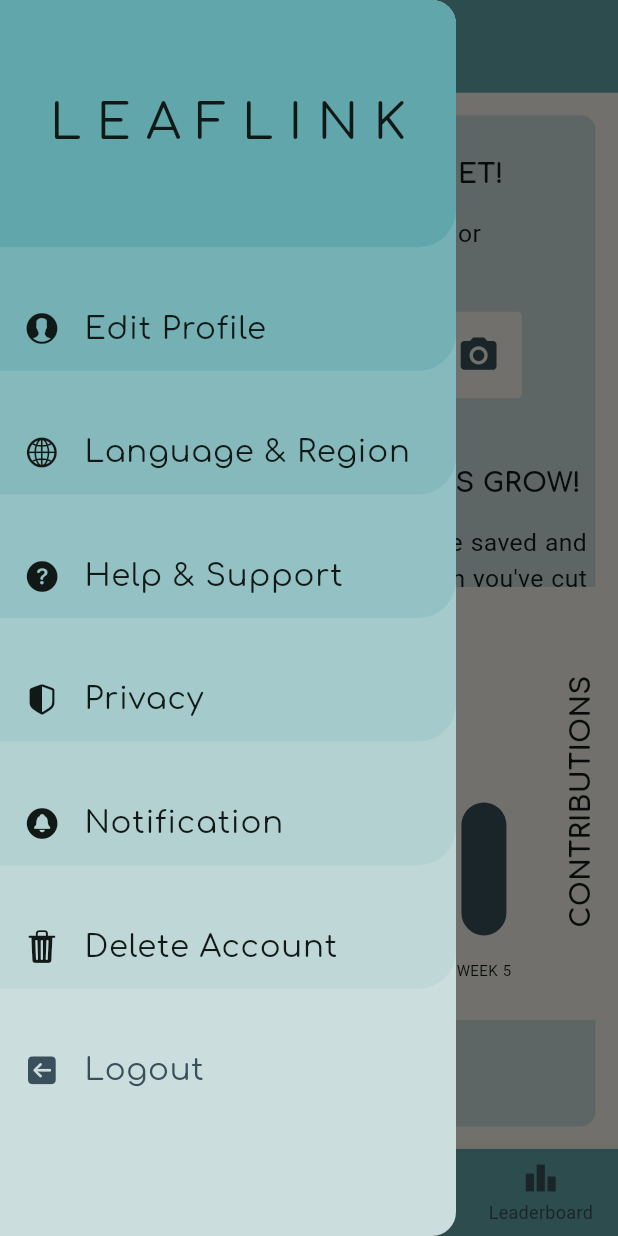
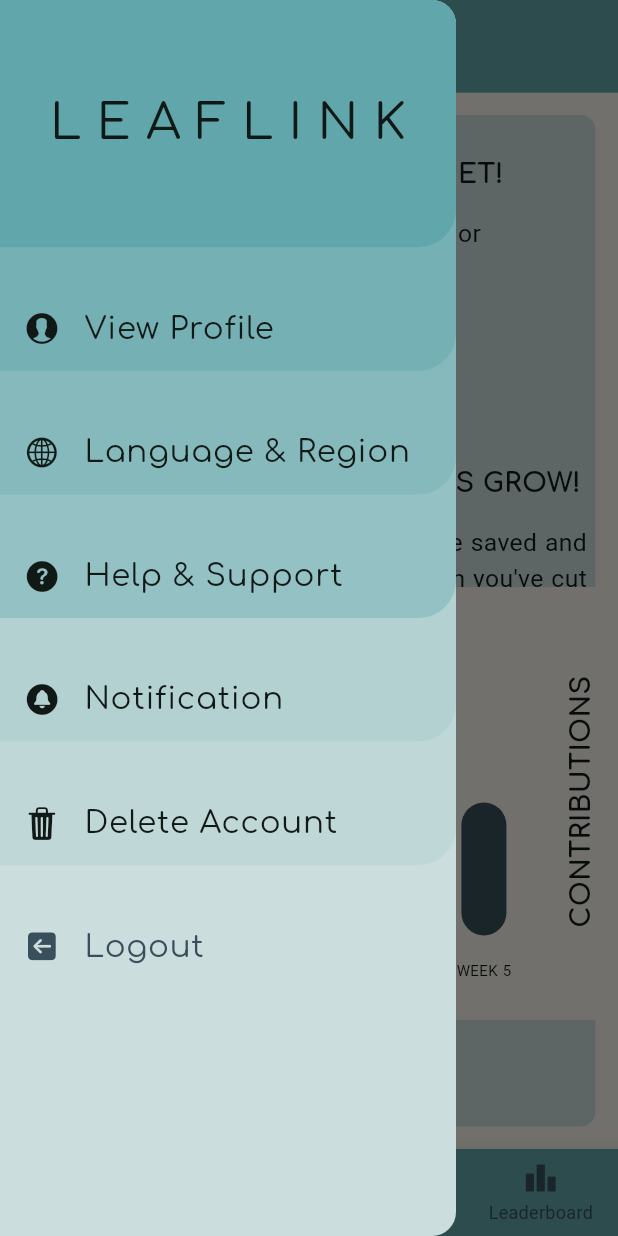
Before and after one commit to nitinjha607/leaflink-2.0, a Flutter app: the screen it shows once a user with an empty profile is signed in, with the side drawer open, on a phone screen of 412 x 824 dp. Run offline on Flutter 3.47's test engine with Material 3 defaults, Android fonts, the phone set to English and light mode, and no system bars; drawn by our look-alikes of fl_chart; our stand-ins replace cloud_firestore, firebase_auth, firebase_core, firebase_storage, google_fonts, google_sign_in and 3 more; missing offline and left inert: flutter_share; accounts and stored records are empty.

Commit message:
Update home_page.dart

```diff
--- a/leaflink/lib/pages/home_page.dart
+++ b/leaflink/lib/pages/home_page.dart
@@ -1,27 +1,55 @@
-// ignore_for_file: library_private_types_in_public_api, avoid_print, use_build_context_synchronously
+// ignore_for_file: library_private_types_in_public_api
 import 'package:firebase_auth/firebase_auth.dart';
+import 'package:firebase_storage/firebase_storage.dart' as firebase_storage;
+//import 'package:url_launcher/url_launcher.dart';
 import 'package:flutter/cupertino.dart';
 import 'package:flutter/material.dart';
 import 'package:google_fonts/google_fonts.dart';
+import 'package:webview_flutter/webview_flutter.dart';
+import 'package:image_picker/image_picker.dart';
 import 'package:leaflink/pages/connect_page.dart';
 import 'package:leaflink/pages/eventscalendar_page.dart';
 import 'package:leaflink/pages/leaderboard_page.dart';
 import 'package:leaflink/auth/login_or_register.dart';
 import 'package:leaflink/pages/settingpages/editprofile_page.dart';
 import 'package:leaflink/pages/settingpages/help_page.dart';
-import 'package:leaflink/pages/settingpages/privacy_page.dart';
 import 'package:leaflink/pages/settingpages/language_page.dart';
 import 'package:leaflink/pages/settingpages/notification_page.dart';
 import 'package:leaflink/pages/graphicaldata/chart_container.dart';
 import 'package:leaflink/pages/graphicaldata/bar_chart.dart';
+import 'dart:io';
+import 'package:flutter/services.dart';
+//import 'package:image_cropper/image_cropper.dart';
+
+//import 'package:http/http.dart' as http;
+//import 'dart:convert';
 
 class HomePage extends StatefulWidget {
   static const String routeName = 'home_page';
 
-  const HomePage({super.key});
+  const HomePage({Key? key}) : super(key: key);
 
   @override
   _HomePageState createState() => _HomePageState();
+}
+
+class WebViewPage extends StatelessWidget {
+  final String url;
+
+  const WebViewPage({Key? key, required this.url}) : super(key: key);
+
+  @override
+  Widget build(BuildContext context) {
+    return Scaffold(
+      appBar: AppBar(
+        title: Text('WebView'),
+      ),
+      body: WebView(
+        initialUrl: url,
+        javascriptMode: JavascriptMode.unrestricted,
+      ),
+    );
+  }
 }
 
 class _HomePageState extends State<HomePage> {
@@ -30,6 +58,11 @@ class _HomePageState extends State<HomePage> {
   final searchController = TextEditingController();
   DateTime now = DateTime.now();
   final int currentMonth = DateTime.now().month;
+  final ImagePicker _picker =
+      ImagePicker(); // Create an instance of ImagePicker
+  File? capturedImage; // Define File variable to store the captured image
+  List<XFile> images = [];
+  String imageProcessingResponseText = '';
 
   String monthName(int monthNumber) {
     switch (monthNumber) {
@@ -62,8 +95,85 @@ class _HomePageState extends State<HomePage> {
     }
   }
 
-//camerafunction
-  void camerafunction() {}
+//function for camera redirect
+  Future<void> captureImageAndRedirect() async {
+    final pickedFile = await _picker.pickImage(source: ImageSource.camera);
+
+    if (pickedFile != null) {
+      print('Image captured from camera: ${pickedFile.path}');
+
+      final String renamedPath = '${Directory.systemTemp.path}/temp.jpeg';
+      final File renamedImage = File(renamedPath);
+      await pickedFile.saveTo(renamedImage.path);
+
+      setState(() {
+        capturedImage = renamedImage;
+      });
+
+      if (capturedImage != null) {
+        final imageUrl = await uploadImageToFirebase(capturedImage!);
+
+        if (imageUrl.isNotEmpty) {
+          navigateToWebView('https://leaf-link-1e912.web.app/');
+        } else {
+          ScaffoldMessenger.of(context).showSnackBar(SnackBar(
+            content: Text('Failed to upload image to Firebase.'),
+          ));
+        }
+      } else {
+        print('Captured image is null.');
+      }
+    } else {
+      print('Image capture from camera canceled.');
+    }
+  }
+
+// Function to navigate to WebView page
+  Future<void> navigateToWebView(String url) async {
+    showDialog(
+      context: context,
+      builder: (BuildContext context) {
+        return Center(child: CircularProgressIndicator());
+      },
+    );
+
+    await Future.delayed(Duration(seconds: 2)); // Simulating loading time
+
+    await Navigator.push(
+      context,
+      MaterialPageRoute(builder: (context) => WebViewPage(url: url)),
+    );
+
+    // Dismiss loading screen
+    Navigator.pop(context);
+
+    // Show snackbar for login
+    ScaffoldMessenger.of(context).showSnackBar(SnackBar(
+      content: Text('If desired response not achieved, please login again.'),
+    ));
+  }
+
+// Function to upload the image to Firebase storage
+  Future<String> uploadImageToFirebase(File imageFile) async {
+    try {
+      final firebase_storage.Reference storageRef =
+          firebase_storage.FirebaseStorage.instance.ref().child("images");
+      // Generate a unique filename based on the current timestamp
+      final String fileName = "temp.jpg"; // Change the filename here
+      final firebase_storage.UploadTask uploadTask =
+          storageRef.child(fileName).putFile(imageFile);
+
+      final firebase_storage.TaskSnapshot taskSnapshot =
+          await uploadTask.whenComplete(() => null);
+      final String imageUrl = await taskSnapshot.ref.getDownloadURL();
+
+      return imageUrl;
+    } catch (e) {
+      print('Error uploading image to Firebase: $e');
+      return '';
+    }
+  }
+
   // Function to handle user logout
   Future<void> logoutUser(BuildContext context) async {
     try {
@@ -74,8 +184,7 @@ class _HomePageState extends State<HomePage> {
       Navigator.pushReplacement(
         context,
         MaterialPageRoute(
-          builder: (context) =>
-              const LogInOrRegister(), // Your login page widget
+          builder: (context) => LogInOrRegister(), // Your login page widget
         ),
       );
     } catch (e) {
@@ -94,20 +203,19 @@ class _HomePageState extends State<HomePage> {
         print('User account deleted successfully');
 
         ScaffoldMessenger.of(_scaffoldKey.currentContext!).showSnackBar(
-          const SnackBar(
+          SnackBar(
             content: Text('Your account has been deleted. Please logout.'),
           ),
         );
         Navigator.pushReplacement(
           context,
           MaterialPageRoute(
-            builder: (context) =>
-                const LogInOrRegister(), // Your login page widget
+            builder: (context) => LogInOrRegister(), // Your login page widget
           ),
         );
       } else {
         ScaffoldMessenger.of(_scaffoldKey.currentContext!).showSnackBar(
-          const SnackBar(
+          SnackBar(
             content: Text('Your account has been deleted. Please logout.'),
           ),
         );
@@ -260,10 +368,6 @@ class _HomePageState extends State<HomePage> {
       Navigator.pushNamed(context, HelpPage.routeName);
     }
 
-    void privacy() {
-      Navigator.pushNamed(context, PrivacyPage.routeName);
-    }
-
     void notifications() {
       Navigator.pushNamed(context, NotificationPage.routeName);
     }
@@ -293,7 +397,7 @@ class _HomePageState extends State<HomePage> {
             Container(
               alignment: Alignment.bottomLeft,
               width: MediaQuery.of(context).size.width,
-              height: MediaQuery.of(context).size.height * 0.9,
+              height: MediaQuery.of(context).size.height * 0.8,
               decoration: const BoxDecoration(
                 color: Color.fromRGBO(204, 221, 221, 1),
                 borderRadius: BorderRadius.only(
@@ -321,7 +425,7 @@ class _HomePageState extends State<HomePage> {
             Container(
               alignment: Alignment.bottomLeft,
               width: MediaQuery.of(context).size.width,
-              height: MediaQuery.of(context).size.height * 0.8,
+              height: MediaQuery.of(context).size.height * 0.7,
               decoration: const BoxDecoration(
                 color: Color.fromRGBO(192, 215, 215, 1),
                 borderRadius: BorderRadius.only(
@@ -348,7 +452,7 @@ class _HomePageState extends State<HomePage> {
             Container(
               alignment: Alignment.bottomLeft,
               width: MediaQuery.of(context).size.width,
-              height: MediaQuery.of(context).size.height * 0.7,
+              height: MediaQuery.of(context).size.height * 0.6,
               decoration: const BoxDecoration(
                 color: Color.fromRGBO(180, 209, 210, 1),
                 borderRadius: BorderRadius.only(
@@ -368,32 +472,6 @@ class _HomePageState extends State<HomePage> {
                 onTap: notifications,
               ),
             ),
-
-            //privacy
-            Container(
-              alignment: Alignment.bottomLeft,
-              width: MediaQuery.of(context).size.width,
-              height: MediaQuery.of(context).size.height * 0.6,
-              decoration: const BoxDecoration(
-                color: Color.fromRGBO(165, 202, 203, 1),
-                borderRadius: BorderRadius.only(
-                    bottomRight: Radius.circular(25), topRight: Radius.zero),
-              ),
-              child: ListTile(
-                title: Text("Privacy",
-                    style: TextStyle(
-                      fontFamily: GoogleFonts.comfortaa().fontFamily,
-                      fontSize: MediaQuery.of(context).size.height * 0.025,
-                      color: const Color.fromRGBO(16, 25, 22, 1),
-                    )),
-                leading: const Icon(
-                  CupertinoIcons.shield_lefthalf_fill,
-                  color: Color.fromRGBO(16, 25, 22, 1),
-                ),
-                onTap: privacy,
-              ),
-            ),
-
             //help
             Container(
               alignment: Alignment.bottomLeft,
@@ -455,7 +533,7 @@ class _HomePageState extends State<HomePage> {
                     bottomRight: Radius.circular(25), topRight: Radius.zero),
               ),
               child: ListTile(
-                title: Text("Edit Profile",
+                title: Text("View Profile",
                     style: TextStyle(
                       fontFamily: GoogleFonts.comfortaa().fontFamily,
                       fontSize: MediaQuery.of(context).size.height * 0.025,
@@ -591,74 +669,29 @@ class _HomePageState extends State<HomePage> {
               ),
               Positioned(
                 top: MediaQuery.of(context).size.height * 0.15,
-                left: MediaQuery.of(context).size.width * 0,
+                left: MediaQuery.of(context).size.width * -0.02,
                 child: Container(
                     padding: EdgeInsets.all(
                       MediaQuery.of(context).size.height * 0.009,
                     ),
-                    child: Row(
-                      children: [
-                        SizedBox(
-                            width: MediaQuery.of(context).size.width * 0.65,
-                            height: MediaQuery.of(context).size.height * 0.07,
-                            child: TextField(
-                              style: TextStyle(
-                                  fontSize: MediaQuery.of(context).size.height *
-                                      0.025),
-                              controller: searchController,
-                              obscureText: false,
-                              decoration: InputDecoration(
-                                  enabledBorder: const OutlineInputBorder(
-                                    borderSide: BorderSide(
-                                        color:
-                                            Color.fromRGBO(246, 245, 235, 1)),
-                                  ),
-                                  focusedBorder: const OutlineInputBorder(
-                                    borderSide: BorderSide(
-                                        color:
-                                            Color.fromRGBO(246, 245, 235, 1)),
-                                  ),
-                                  fillColor:
-                                      const Color.fromRGBO(246, 245, 235, 1),
-                                  filled: true,
-                                  hintText: "SEARCH",
-                                  hintStyle: TextStyle(
-                                    color: const Color.fromRGBO(57, 80, 92, 1),
-                                    fontFamily:
-                                        GoogleFonts.comfortaa().fontFamily,
-                                    fontSize:
-                                        MediaQuery.of(context).size.height *
-                                            0.025,
-                                  ),
-                                  suffixIcon: Icon(
-                                    Icons.search_rounded,
-                                    color: const Color.fromRGBO(57, 80, 92, 1),
-                                    size: MediaQuery.sizeOf(context).height *
-                                        0.035,
-                                  )),
-                            )),
-                        Container(
+                    child: Container(
                       margin: const EdgeInsets.all(15),
-                            width: MediaQuery.of(context).size.height * 0.07,
+                      width: MediaQuery.of(context).size.width * 0.7,
                       height: MediaQuery.of(context).size.height * 0.07,
                       decoration: const BoxDecoration(
                         color: Color.fromRGBO(246, 245, 235, 1),
-                              borderRadius:
-                                  BorderRadius.all(Radius.circular(3)),
+                        borderRadius: BorderRadius.all(Radius.circular(3)),
                       ),
-                            child: InkWell(
-                              onTap: camerafunction,
-                              child: Container(
-                                padding: const EdgeInsets.all(8.0),
-                                child: Icon(
+                      child: IconButton(
+                        icon: Icon(
                           Icons.camera_alt,
                           color: const Color.fromRGBO(57, 80, 92, 1),
-                                  size: MediaQuery.of(context).size.height *
-                                      0.035,
+                          size: MediaQuery.sizeOf(context).height * 0.035,
                         ),
+                        onPressed: () {
+                          captureImageAndRedirect();
+                        },
                       ),
-                            ))
-                      ],
                     )),
               )
             ],
```
Lines whose indentation alone changed are shown as unchanged.
